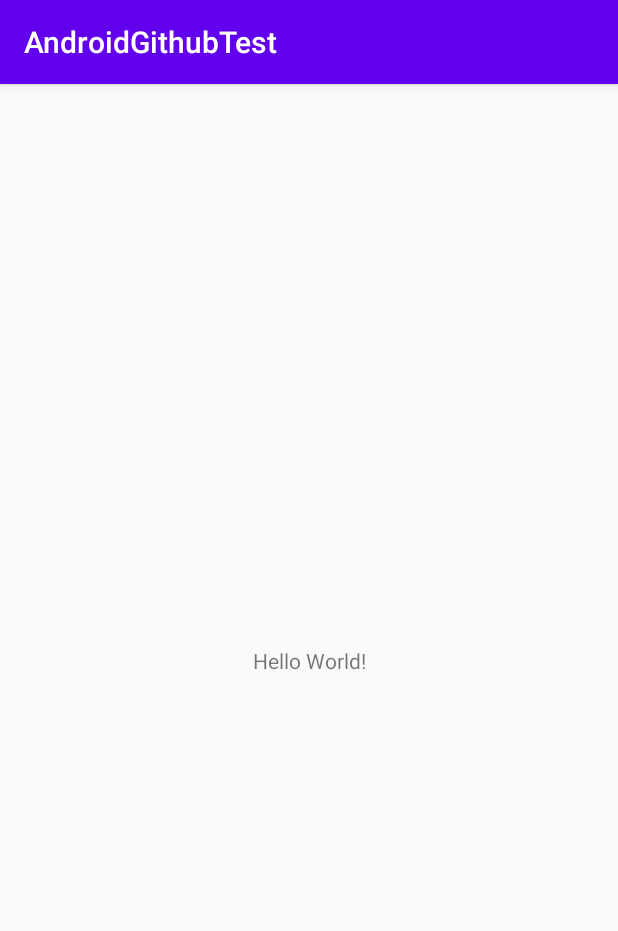
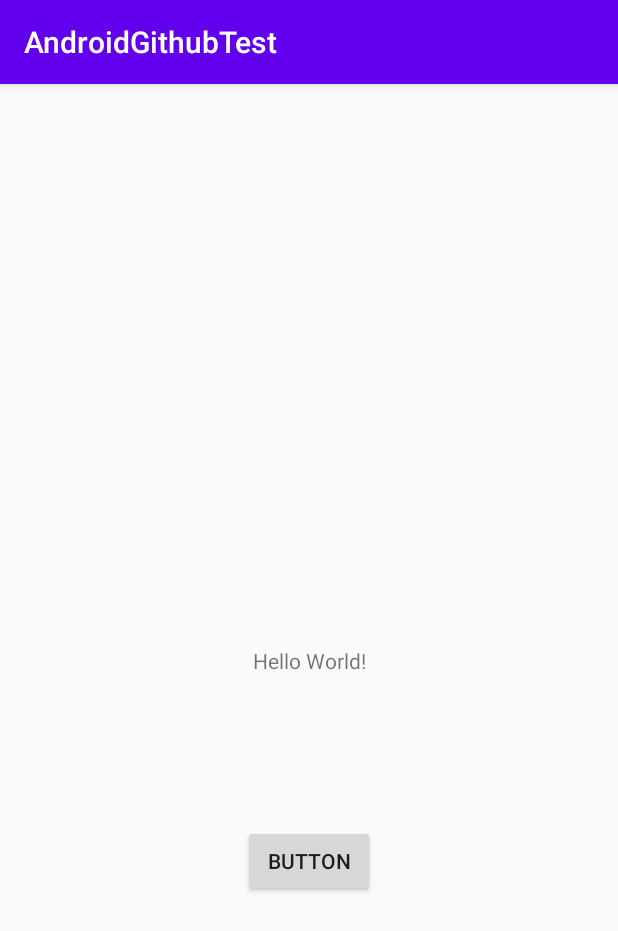
Before and after one commit to syam6362/AndroidGithubTest, an Android app: the screen it shows after launch (MainActivity), on a phone screen of 412 x 824 dp. Shown: the top 931 px of the screen. Run offline under Robolectric (Android 15) with nearby library versions, the phone set to English and light mode, and no system bars.

Commit message:
added button

```diff
--- a/app/src/main/res/layout/activity_main.xml
+++ b/app/src/main/res/layout/activity_main.xml
@@ -7,6 +7,7 @@
     tools:context=".MainActivity">
 
     <TextView
+        android:id="@+id/textView"
         android:layout_width="wrap_content"
         android:layout_height="wrap_content"
         android:text="Hello World!"
@@ -15,4 +16,14 @@
         app:layout_constraintRight_toRightOf="parent"
         app:layout_constraintTop_toTopOf="parent" />
 
+    <Button
+        android:id="@+id/button"
+        android:layout_width="wrap_content"
+        android:layout_height="wrap_content"
+        android:layout_marginTop="100dp"
+        android:text="Button"
+        app:layout_constraintEnd_toEndOf="parent"
+        app:layout_constraintStart_toStartOf="parent"
+        app:layout_constraintTop_toBottomOf="@+id/textView" />
+
 </androidx.constraintlayout.widget.ConstraintLayout>
```
